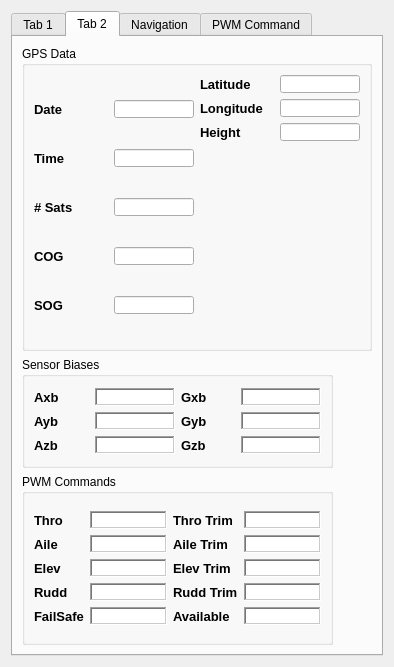
mavlink/qgroundcontrol, file src/ui/SlugsDataSensorView.ui: the form before one commit.
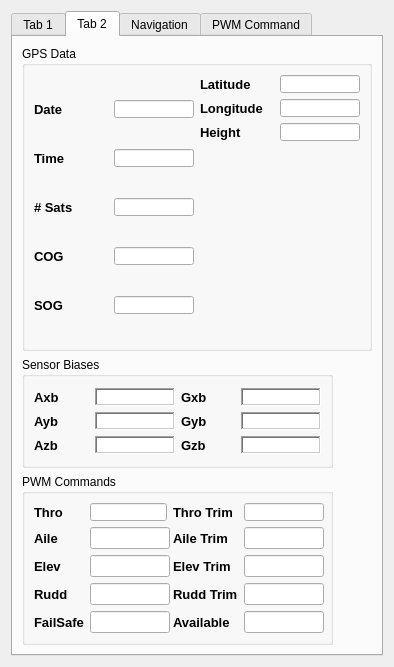
The form after the commit. The open tabs and pages were chosen to show the change.

Commit message: add slugs message to slugsview

What changed in the file:
```diff
--- a/src/ui/SlugsDataSensorView.ui
+++ b/src/ui/SlugsDataSensorView.ui
@@ -2533,39 +2533,6 @@
                 </property>
                </widget>
               </item>
-              <item row="0" column="1">
-               <widget class="QTextEdit" name="m_SlugsThro_textEdit">
-                <property name="minimumSize">
-                 <size>
-                  <width>60</width>
-                  <height>18</height>
-                 </size>
-                </property>
-                <property name="maximumSize">
-                 <size>
-                  <width>80</width>
-                  <height>18</height>
-                 </size>
-                </property>
-                <property name="font">
-                 <font>
-                  <pointsize>10</pointsize>
-                 </font>
-                </property>
-                <property name="frameShape">
-                 <enum>QFrame::WinPanel</enum>
-                </property>
-                <property name="verticalScrollBarPolicy">
-                 <enum>Qt::ScrollBarAlwaysOff</enum>
-                </property>
-                <property name="horizontalScrollBarPolicy">
-                 <enum>Qt::ScrollBarAlwaysOff</enum>
-                </property>
-                <property name="readOnly">
-                 <bool>true</bool>
-                </property>
-               </widget>
-              </item>
               <item row="0" column="2">
                <widget class="QLabel" name="label_21">
                 <property name="minimumSize">
@@ -2592,39 +2559,6 @@
                 </property>
                </widget>
               </item>
-              <item row="0" column="3">
-               <widget class="QTextEdit" name="m_SlugsThTrim_textEdit">
-                <property name="minimumSize">
-                 <size>
-                  <width>60</width>
-                  <height>18</height>
-                 </size>
-                </property>
-                <property name="maximumSize">
-                 <size>
-                  <width>80</width>
-                  <height>18</height>
-                 </size>
-                </property>
-                <property name="font">
-                 <font>
-                  <pointsize>10</pointsize>
-                 </font>
-                </property>
-                <property name="frameShape">
-                 <enum>QFrame::WinPanel</enum>
-                </property>
-                <property name="verticalScrollBarPolicy">
-                 <enum>Qt::ScrollBarAlwaysOff</enum>
-                </property>
-                <property name="horizontalScrollBarPolicy">
-                 <enum>Qt::ScrollBarAlwaysOff</enum>
-                </property>
-                <property name="readOnly">
-                 <bool>true</bool>
-                </property>
-               </widget>
-              </item>
               <item row="1" column="0">
                <widget class="QLabel" name="label_17">
                 <property name="minimumSize">
@@ -2651,39 +2585,6 @@
                 </property>
                </widget>
               </item>
-              <item row="1" column="1">
-               <widget class="QTextEdit" name="m_SlugsAile_textEdit">
-                <property name="minimumSize">
-                 <size>
-                  <width>60</width>
-                  <height>18</height>
-                 </size>
-                </property>
-                <property name="maximumSize">
-                 <size>
-                  <width>80</width>
-                  <height>18</height>
-                 </size>
-                </property>
-                <property name="font">
-                 <font>
-                  <pointsize>10</pointsize>
-                 </font>
-                </property>
-                <property name="frameShape">
-                 <enum>QFrame::WinPanel</enum>
-                </property>
-                <property name="verticalScrollBarPolicy">
-                 <enum>Qt::ScrollBarAlwaysOff</enum>
-                </property>
-                <property name="horizontalScrollBarPolicy">
-                 <enum>Qt::ScrollBarAlwaysOff</enum>
-                </property>
-                <property name="readOnly">
-                 <bool>true</bool>
-                </property>
-               </widget>
-              </item>
               <item row="1" column="2">
                <widget class="QLabel" name="label_22">
                 <property name="minimumSize">
@@ -2710,39 +2611,6 @@
                 </property>
                </widget>
               </item>
-              <item row="1" column="3">
-               <widget class="QTextEdit" name="m_SlugsAileTrim_textEdit">
-                <property name="minimumSize">
-                 <size>
-                  <width>60</width>
-                  <height>18</height>
-                 </size>
-                </property>
-                <property name="maximumSize">
-                 <size>
-                  <width>80</width>
-                  <height>18</height>
-                 </size>
-                </property>
-                <property name="font">
-                 <font>
-                  <pointsize>10</pointsize>
-                 </font>
-                </property>
-                <property name="frameShape">
-                 <enum>QFrame::WinPanel</enum>
-                </property>
-                <property name="verticalScrollBarPolicy">
-                 <enum>Qt::ScrollBarAlwaysOff</enum>
-                </property>
-                <property name="horizontalScrollBarPolicy">
-                 <enum>Qt::ScrollBarAlwaysOff</enum>
-                </property>
-                <property name="readOnly">
-                 <bool>true</bool>
-                </property>
-               </widget>
-              </item>
               <item row="2" column="0">
                <widget class="QLabel" name="label_18">
                 <property name="minimumSize">
@@ -2769,39 +2637,6 @@
                 </property>
                </widget>
               </item>
-              <item row="2" column="1">
-               <widget class="QTextEdit" name="m_SlugsElev_textEdit">
-                <property name="minimumSize">
-                 <size>
-                  <width>60</width>
-                  <height>18</height>
-                 </size>
-                </property>
-                <property name="maximumSize">
-                 <size>
-                  <width>80</width>
-                  <height>18</height>
-                 </size>
-                </property>
-                <property name="font">
-                 <font>
-                  <pointsize>10</pointsize>
-                 </font>
-                </property>
-                <property name="frameShape">
-                 <enum>QFrame::WinPanel</enum>
-                </property>
-                <property name="verticalScrollBarPolicy">
-                 <enum>Qt::ScrollBarAlwaysOff</enum>
-                </property>
-                <property name="horizontalScrollBarPolicy">
-                 <enum>Qt::ScrollBarAlwaysOff</enum>
-                </property>
-                <property name="readOnly">
-                 <bool>true</bool>
-                </property>
-               </widget>
-              </item>
               <item row="2" column="2">
                <widget class="QLabel" name="label_23">
                 <property name="minimumSize">
@@ -2828,39 +2663,6 @@
                 </property>
                </widget>
               </item>
-              <item row="2" column="3">
-               <widget class="QTextEdit" name="m_SlugsElevTrim_textEdit">
-                <property name="minimumSize">
-                 <size>
-                  <width>60</width>
-                  <height>18</height>
-                 </size>
-                </property>
-                <property name="maximumSize">
-                 <size>
-                  <width>80</width>
-                  <height>18</height>
-                 </size>
-                </property>
-                <property name="font">
-                 <font>
-                  <pointsize>10</pointsize>
-                 </font>
-                </property>
-                <property name="frameShape">
-                 <enum>QFrame::WinPanel</enum>
-                </property>
-                <property name="verticalScrollBarPolicy">
-                 <enum>Qt::ScrollBarAlwaysOff</enum>
-                </property>
-                <property name="horizontalScrollBarPolicy">
-                 <enum>Qt::ScrollBarAlwaysOff</enum>
-                </property>
-                <property name="readOnly">
-                 <bool>true</bool>
-                </property>
-               </widget>
-              </item>
               <item row="3" column="0">
                <widget class="QLabel" name="label_19">
                 <property name="minimumSize">
@@ -2887,39 +2689,6 @@
                 </property>
                </widget>
               </item>
-              <item row="3" column="1">
-               <widget class="QTextEdit" name="m_SlugsRudd_textEdit">
-                <property name="minimumSize">
-                 <size>
-                  <width>60</width>
-                  <height>18</height>
-                 </size>
-                </property>
-                <property name="maximumSize">
-                 <size>
-                  <width>80</width>
-                  <height>18</height>
-                 </size>
-                </property>
-                <property name="font">
-                 <font>
-                  <pointsize>10</pointsize>
-                 </font>
-                </property>
-                <property name="frameShape">
-                 <enum>QFrame::WinPanel</enum>
-                </property>
-                <property name="verticalScrollBarPolicy">
-                 <enum>Qt::ScrollBarAlwaysOff</enum>
-                </property>
-                <property name="horizontalScrollBarPolicy">
-                 <enum>Qt::ScrollBarAlwaysOff</enum>
-                </property>
-                <property name="readOnly">
-                 <bool>true</bool>
-                </property>
-               </widget>
-              </item>
               <item row="3" column="2">
                <widget class="QLabel" name="label_24">
                 <property name="minimumSize">
@@ -2946,39 +2715,6 @@
                 </property>
                </widget>
               </item>
-              <item row="3" column="3">
-               <widget class="QTextEdit" name="m_SlugsRuddTrim_textEdit">
-                <property name="minimumSize">
-                 <size>
-                  <width>60</width>
-                  <height>18</height>
-                 </size>
-                </property>
-                <property name="maximumSize">
-                 <size>
-                  <width>80</width>
-                  <height>18</height>
-                 </size>
-                </property>
-                <property name="font">
-                 <font>
-                  <pointsize>10</pointsize>
-                 </font>
-                </property>
-                <property name="frameShape">
-                 <enum>QFrame::WinPanel</enum>
-                </property>
-                <property name="verticalScrollBarPolicy">
-                 <enum>Qt::ScrollBarAlwaysOff</enum>
-                </property>
-                <property name="horizontalScrollBarPolicy">
-                 <enum>Qt::ScrollBarAlwaysOff</enum>
-                </property>
-                <property name="readOnly">
-                 <bool>true</bool>
-                </property>
-               </widget>
-              </item>
               <item row="4" column="0">
                <widget class="QLabel" name="label_20">
                 <property name="minimumSize">
@@ -3005,39 +2741,6 @@
                 </property>
                </widget>
               </item>
-              <item row="4" column="1">
-               <widget class="QTextEdit" name="m_SlugsFailSafe_textEdit">
-                <property name="minimumSize">
-                 <size>
-                  <width>60</width>
-                  <height>18</height>
-                 </size>
-                </property>
-                <property name="maximumSize">
-                 <size>
-                  <width>80</width>
-                  <height>18</height>
-                 </size>
-                </property>
-                <property name="font">
-                 <font>
-                  <pointsize>10</pointsize>
-                 </font>
-                </property>
-                <property name="frameShape">
-                 <enum>QFrame::WinPanel</enum>
-                </property>
-                <property name="verticalScrollBarPolicy">
-                 <enum>Qt::ScrollBarAlwaysOff</enum>
-                </property>
-                <property name="horizontalScrollBarPolicy">
-                 <enum>Qt::ScrollBarAlwaysOff</enum>
-                </property>
-                <property name="readOnly">
-                 <bool>true</bool>
-                </property>
-               </widget>
-              </item>
               <item row="4" column="2">
                <widget class="QLabel" name="label_25">
                 <property name="minimumSize">
@@ -3064,36 +2767,172 @@
                 </property>
                </widget>
               </item>
+              <item row="0" column="1">
+               <widget class="QLineEdit" name="m_pwmThro">
+                <property name="sizePolicy">
+                 <sizepolicy hsizetype="Expanding" vsizetype="Expanding">
+                  <horstretch>0</horstretch>
+                  <verstretch>0</verstretch>
+                 </sizepolicy>
+                </property>
+                <property name="minimumSize">
+                 <size>
+                  <width>60</width>
+                  <height>18</height>
+                 </size>
+                </property>
+                <property name="maximumSize">
+                 <size>
+                  <width>80</width>
+                  <height>18</height>
+                 </size>
+                </property>
+               </widget>
+              </item>
+              <item row="1" column="1">
+               <widget class="QLineEdit" name="m_pwmAile">
+                <property name="sizePolicy">
+                 <sizepolicy hsizetype="Expanding" vsizetype="Fixed">
+                  <horstretch>60</horstretch>
+                  <verstretch>18</verstretch>
+                 </sizepolicy>
+                </property>
+                <property name="minimumSize">
+                 <size>
+                  <width>80</width>
+                  <height>18</height>
+                 </size>
+                </property>
+               </widget>
+              </item>
+              <item row="2" column="1">
+               <widget class="QLineEdit" name="m_pwmElev">
+                <property name="sizePolicy">
+                 <sizepolicy hsizetype="Expanding" vsizetype="Fixed">
+                  <horstretch>60</horstretch>
+                  <verstretch>18</verstretch>
+                 </sizepolicy>
+                </property>
+                <property name="minimumSize">
+                 <size>
+                  <width>80</width>
+                  <height>18</height>
+                 </size>
+                </property>
+               </widget>
+              </item>
+              <item row="3" column="1">
+               <widget class="QLineEdit" name="m_pwmRudd">
+                <property name="sizePolicy">
+                 <sizepolicy hsizetype="Expanding" vsizetype="Fixed">
+                  <horstretch>60</horstretch>
+                  <verstretch>18</verstretch>
+                 </sizepolicy>
+                </property>
+                <property name="minimumSize">
+                 <size>
+                  <width>80</width>
+                  <height>18</height>
+                 </size>
+                </property>
+               </widget>
+              </item>
+              <item row="4" column="1">
+               <widget class="QLineEdit" name="m_pwmFailSafe">
+                <property name="sizePolicy">
+                 <sizepolicy hsizetype="Expanding" vsizetype="Fixed">
+                  <horstretch>60</horstretch>
+                  <verstretch>18</verstretch>
+                 </sizepolicy>
+                </property>
+                <property name="minimumSize">
+                 <size>
+                  <width>80</width>
+                  <height>18</height>
+                 </size>
+                </property>
+               </widget>
+              </item>
+              <item row="0" column="3">
+               <widget class="QLineEdit" name="m_pwmThroTrim">
+                <property name="sizePolicy">
+                 <sizepolicy hsizetype="Expanding" vsizetype="Fixed">
+                  <horstretch>60</horstretch>
+                  <verstretch>18</verstretch>
+                 </sizepolicy>
+                </property>
+                <property name="minimumSize">
+                 <size>
+                  <width>80</width>
+                  <height>18</height>
+                 </size>
+                </property>
+               </widget>
+              </item>
+              <item row="1" column="3">
+               <widget class="QLineEdit" name="m_pwmAileTrim">
+                <property name="sizePolicy">
+                 <sizepolicy hsizetype="Expanding" vsizetype="Fixed">
+                  <horstretch>60</horstretch>
+                  <verstretch>18</verstretch>
+                 </sizepolicy>
+                </property>
+                <property name="minimumSize">
+                 <size>
+                  <width>80</width>
+                  <height>18</height>
+                 </size>
+                </property>
+               </widget>
+              </item>
+              <item row="2" column="3">
+               <widget class="QLineEdit" name="m_pwmElevTrim">
+                <property name="sizePolicy">
+                 <sizepolicy hsizetype="Expanding" vsizetype="Fixed">
+                  <horstretch>60</horstretch>
+                  <verstretch>18</verstretch>
+                 </sizepolicy>
+                </property>
+                <property name="minimumSize">
+                 <size>
+                  <width>80</width>
+                  <height>18</height>
+                 </size>
+                </property>
+               </widget>
+              </item>
+              <item row="3" column="3">
+               <widget class="QLineEdit" name="m_pwmRuddTrim">
+                <property name="sizePolicy">
+                 <sizepolicy hsizetype="Expanding" vsizetype="Fixed">
+                  <horstretch>60</horstretch>
+                  <verstretch>18</verstretch>
+                 </sizepolicy>
+                </property>
+                <property name="minimumSize">
+                 <size>
+                  <width>80</width>
+                  <height>18</height>
+                 </size>
+                </property>
+               </widget>
+              </item>
               <item row="4" column="3">
-               <widget class="QTextEdit" name="m_SlugsAvailable_textEdit">
+               <widget class="QLineEdit" name="m_pwmAvailable">
+                <property name="sizePolicy">
+                 <sizepolicy hsizetype="Expanding" vsizetype="Fixed">
+                  <horstretch>60</horstretch>
+                  <verstretch>18</verstretch>
+                 </sizepolicy>
+                </property>
                 <property name="minimumSize">
                  <size>
-                  <width>60</width>
-                  <height>18</height>
-                 </size>
-                </property>
-                <property name="maximumSize">
-                 <size>
                   <width>80</width>
                   <height>18</height>
                  </size>
                 </property>
-                <property name="font">
-                 <font>
-                  <pointsize>10</pointsize>
-                 </font>
-                </property>
-                <property name="frameShape">
-                 <enum>QFrame::WinPanel</enum>
-                </property>
-                <property name="verticalScrollBarPolicy">
-                 <enum>Qt::ScrollBarAlwaysOff</enum>
-                </property>
-                <property name="horizontalScrollBarPolicy">
-                 <enum>Qt::ScrollBarAlwaysOff</enum>
-                </property>
-                <property name="readOnly">
-                 <bool>true</bool>
+                <property name="text">
+                 <string/>
                 </property>
                </widget>
               </item>
```
Left out of the diff: 40 changed lines with no effect on the pictures. The commit also changes 4 other files.
